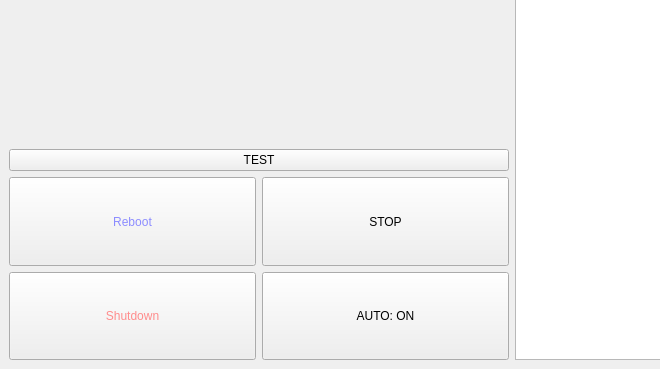
Above: src/1024x600_v2.ui from IPi-Radio/IPi-Radio before the change; both pictures show x 0 to 660 and y 231 to 600 of the 1024 by 600 pixel window. Below: the same form after it.
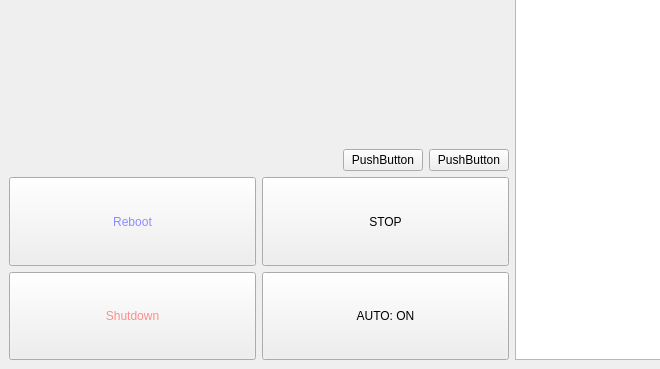
That is the form after the change.

Commit message: add numbers to station list + messagebox test

```diff
--- a/src/1024x600_v2.ui
+++ b/src/1024x600_v2.ui
@@ -118,11 +118,35 @@
        </spacer>
       </item>
       <item>
-       <widget class="QPushButton" name="button_test">
-        <property name="text">
-         <string>TEST</string>
-        </property>
-       </widget>
+       <layout class="QHBoxLayout" name="horizontalLayout_2">
+        <item>
+         <spacer name="horizontalSpacer">
+          <property name="orientation">
+           <enum>Qt::Horizontal</enum>
+          </property>
+          <property name="sizeHint" stdset="0">
+           <size>
+            <width>40</width>
+            <height>20</height>
+           </size>
+          </property>
+         </spacer>
+        </item>
+        <item>
+         <widget class="QPushButton" name="pushButton">
+          <property name="text">
+           <string>PushButton</string>
+          </property>
+         </widget>
+        </item>
+        <item>
+         <widget class="QPushButton" name="pushButton_2">
+          <property name="text">
+           <string>PushButton</string>
+          </property>
+         </widget>
+        </item>
+       </layout>
       </item>
       <item>
        <layout class="QGridLayout" name="gridLayout">
```
The commit also changes 2 other files.
